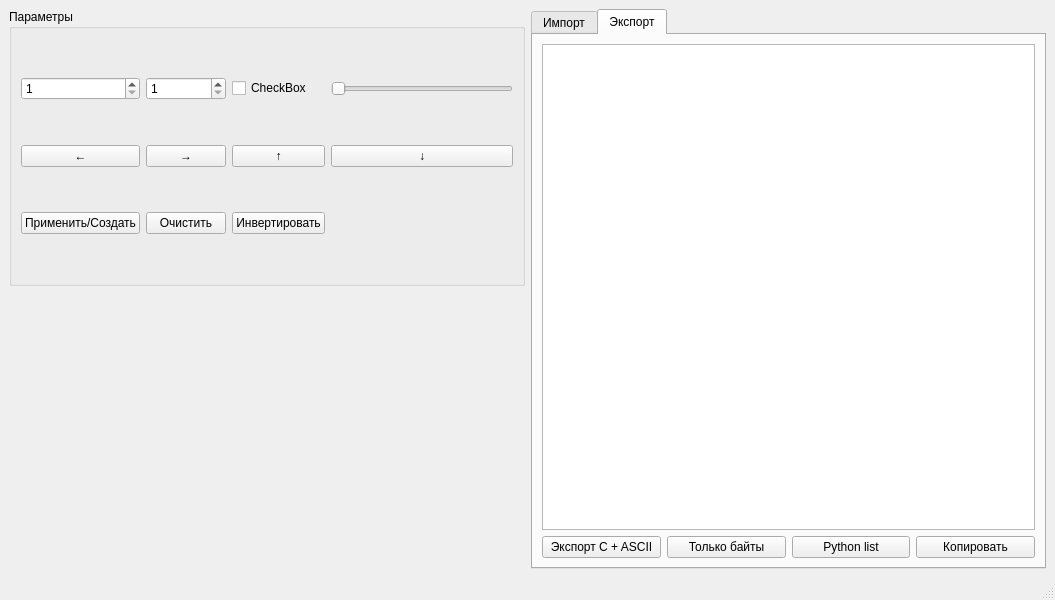
Old version of the form mainwindow.ui in the repository Sechih/FontCreator.
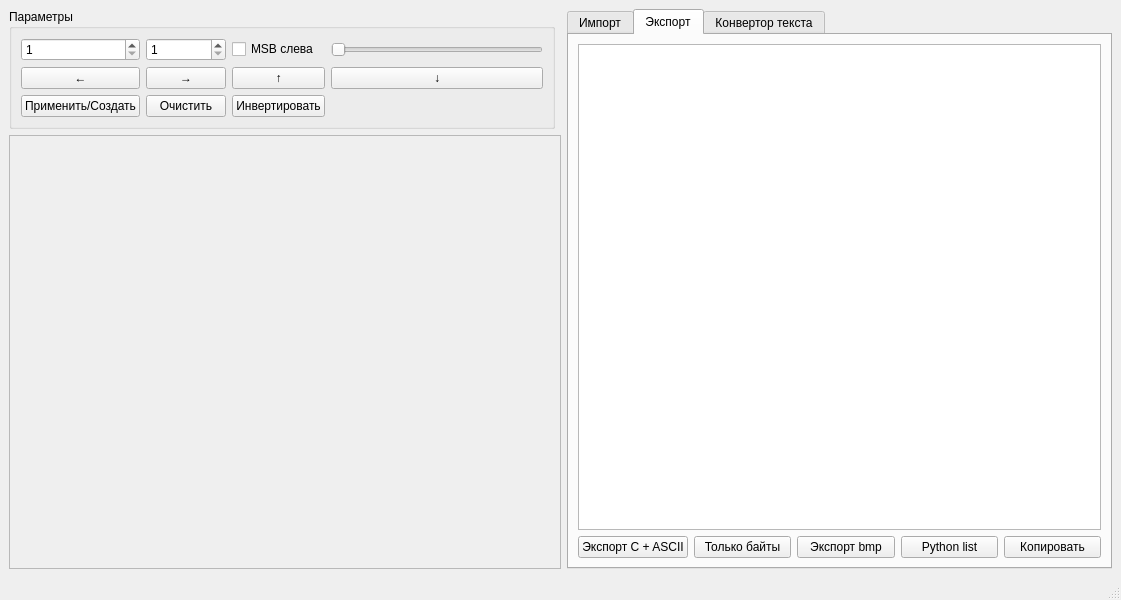
New version of the form. The open tabs and pages were chosen to show the change. Custom widgets are drawn as their Qt base class.

What changed in the file:
```diff
--- a/mainwindow.ui
+++ b/mainwindow.ui
@@ -6,7 +6,7 @@
    <rect>
     <x>0</x>
     <y>0</y>
-    <width>1055</width>
+    <width>1121</width>
     <height>600</height>
    </rect>
   </property>
@@ -89,7 +89,7 @@
        <item row="0" column="2">
         <widget class="QCheckBox" name="cbMsbFirst">
          <property name="text">
-          <string>CheckBox</string>
+          <string>MSB слева</string>
          </property>
         </widget>
        </item>
@@ -113,7 +113,7 @@
       </layout>
      </widget>
     </item>
-    <item row="0" column="1" rowspan="2">
+    <item row="0" column="2" rowspan="2">
      <widget class="QTabWidget" name="tabIO">
       <property name="currentIndex">
        <number>0</number>
@@ -168,29 +168,75 @@
           </property>
          </widget>
         </item>
-        <item row="0" column="0" colspan="4">
+        <item row="0" column="0" colspan="5">
          <widget class="QPlainTextEdit" name="teOutput"/>
         </item>
         <item row="1" column="3">
-         <widget class="QPushButton" name="btnCopyOut">
-          <property name="text">
-           <string>Копировать</string>
-          </property>
-         </widget>
-        </item>
-        <item row="1" column="2">
          <widget class="QPushButton" name="btnExportPy">
           <property name="text">
            <string>Python list</string>
           </property>
          </widget>
         </item>
+        <item row="1" column="4">
+         <widget class="QPushButton" name="btnCopyOut">
+          <property name="text">
+           <string>Копировать</string>
+          </property>
+         </widget>
+        </item>
+        <item row="1" column="2">
+         <widget class="QPushButton" name="btnExportBmp">
+          <property name="text">
+           <string>Экспорт bmp</string>
+          </property>
+         </widget>
+        </item>
+       </layout>
+      </widget>
+      <widget class="QWidget" name="tab_3">
+       <attribute name="title">
+        <string>Конвертор текста</string>
+       </attribute>
+       <layout class="QGridLayout" name="gridLayout_5">
+        <item row="0" column="0">
+         <widget class="QPlainTextEdit" name="plainTextEdit"/>
+        </item>
+        <item row="1" column="0">
+         <widget class="QPlainTextEdit" name="plainTextEdit_2"/>
+        </item>
        </layout>
       </widget>
      </widget>
     </item>
-    <item row="1" column="0">
-     <widget class="PixelGridWidget" name="pixelGrid" native="true"/>
+    <item row="1" column="0" colspan="2">
+     <widget class="QScrollArea" name="saGrid">
+      <property name="widgetResizable">
+       <bool>true</bool>
+      </property>
+      <widget class="QWidget" name="scrollAreaWidgetContents">
+       <property name="geometry">
+        <rect>
+         <x>0</x>
+         <y>0</y>
+         <width>495</width>
+         <height>367</height>
+        </rect>
+       </property>
+       <layout class="QGridLayout" name="gridLayout_6">
+        <item row="0" column="0">
+         <widget class="PixelGridWidget" name="pixelGrid" native="true">
+          <property name="maximumSize">
+           <size>
+            <width>16777215</width>
+            <height>16777215</height>
+           </size>
+          </property>
+         </widget>
+        </item>
+       </layout>
+      </widget>
+     </widget>
     </item>
    </layout>
   </widget>
```
Left out of the diff: 15 changed lines with no effect on the pictures.
